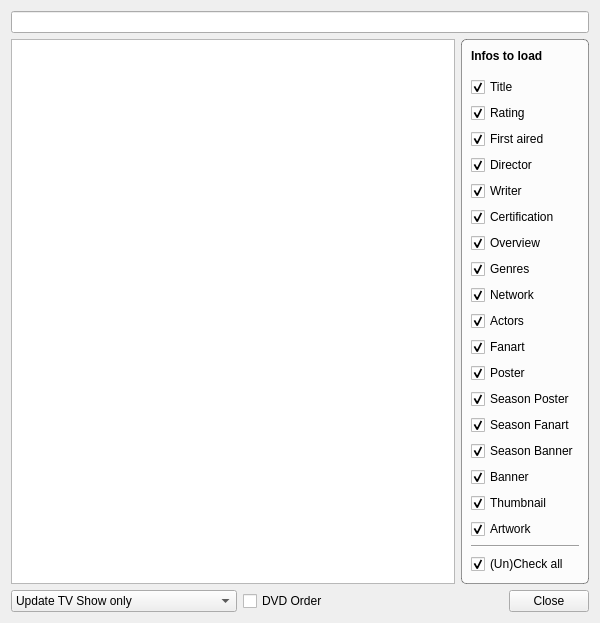
First picture: the form in tvShows/TvShowSearch.ui, repository Komet/MediaElch, before the edit.
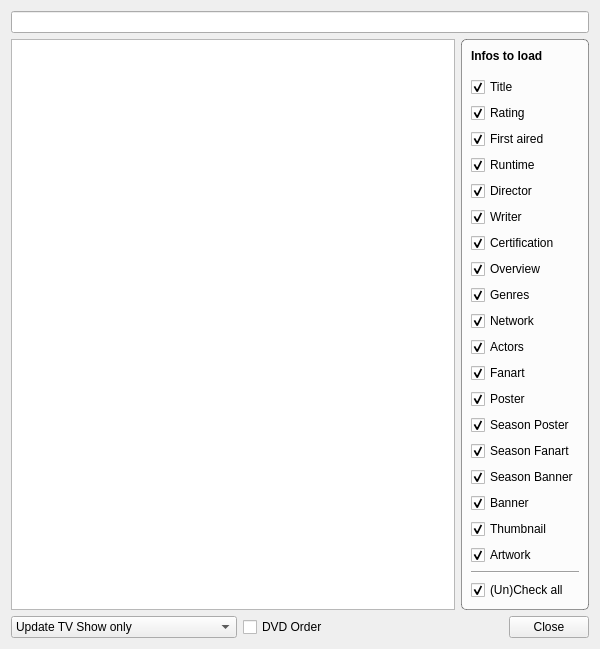
Second picture: the form after the edit. Icons and pictures are not drawn. Custom widgets are drawn as their Qt base class.

Commit message: Fixes #40 Added runtime from The TV Db

Patch:
```diff
--- a/tvShows/TvShowSearch.ui
+++ b/tvShows/TvShowSearch.ui
@@ -142,6 +142,16 @@
           </property>
          </widget>
         </item>
+        <item>
+         <widget class="MyCheckBox" name="chkRuntime">
+          <property name="text">
+           <string>Runtime</string>
+          </property>
+          <property name="checked">
+           <bool>true</bool>
+          </property>
+         </widget>
+        </item>
         <item>
          <widget class="MyCheckBox" name="chkDirector">
           <property name="text">
@@ -393,16 +403,16 @@
   </layout>
  </widget>
  <customwidgets>
-  <customwidget>
-   <class>MyCheckBox</class>
-   <extends>QCheckBox</extends>
-   <header location="global">smallWidgets/MyCheckBox.h</header>
-  </customwidget>
   <customwidget>
    <class>MyLineEdit</class>
    <extends>QLineEdit</extends>
    <header>smallWidgets/MyLineEdit.h</header>
   </customwidget>
+  <customwidget>
+   <class>MyCheckBox</class>
+   <extends>QCheckBox</extends>
+   <header location="global">smallWidgets/MyCheckBox.h</header>
+  </customwidget>
  </customwidgets>
  <resources>
   <include location="../MediaElch.qrc"/>
```
The commit also changes 10 other files.
